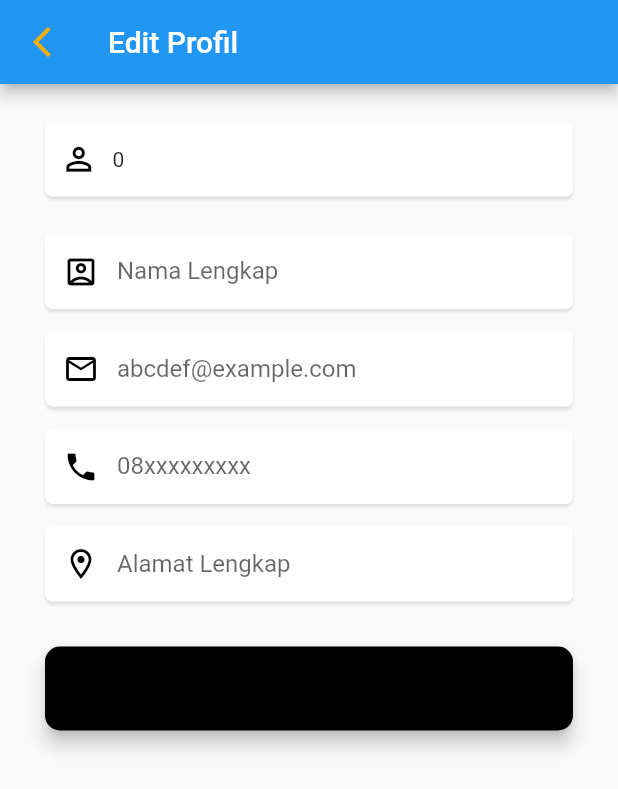
After one commit to achmadtaufiqhidayat/Prototype_MobileFramework_SF, a Flutter app: the editProf screen opened directly, on a phone screen of 412 x 824 dp. The commit adds this screen. Shown: the top 789 px of the screen. Run offline on Flutter 3.47's test engine with Material 2 defaults, Android fonts, the light colour scheme and no system bars; our stand-ins replace cool_alert, dropdown_button2, google_fonts, google_nav_bar, page_transition, smooth_page_indicator.

Commit message:
upload edit profil

```diff
--- a/prototype_mobile_sultanfarm/lib/view/Akad.dart
+++ b/prototype_mobile_sultanfarm/lib/view/Akad.dart
@@ -83,12 +83,12 @@ class _AkadState extends State<Akad> {
                   SizedBox(
                     height: 15,
                   ),
-                  // Text(
-                  //   "Jika sudah yakin, lakukan pembayaran pada nomor berikut\n 932-1642-8264-5783.\nKemudian kirimkan bukti pembayaran.",
-                  //   style: GoogleFonts.getFont("Poppins",
-                  //       color: Colors.black, fontSize: 16),
-                  //   textAlign: TextAlign.center,
-                  // ),
+                  Text(
+                    "Jika sudah yakin, lakukan pembayaran pada nomor berikut\n 932-1642-8264-5783.\nKemudian kirimkan bukti pembayaran di WhatsApp.",
+                    style: GoogleFonts.getFont("Poppins",
+                        color: Colors.black, fontSize: 16),
+                    textAlign: TextAlign.center,
+                  ),
                   SizedBox(
                     height: 100,
                   ),
@@ -142,10 +142,10 @@ class _AkadState extends State<Akad> {
                           CoolAlert.show(
                               backgroundColor: Color(0xFFFFAF00),
                               context: context,
-                              type: CoolAlertType.confirm,
-                              title: "Anda Yakin?",
+                              type: CoolAlertType.success,
+                              title: "Selamat",
                               text:
-                                  "Jika sudah yakin, lakukan pembayaran pada rekening berikut\n 932-1642-8264-5783.\n Kemudian kirimkan bukti pembayaran melalui WhatsApp.\nTunggu transaksi anda dikonfirmasi dan pantau di menu Monitoring",
+                                  "Permintaan sedang diproses, tunggu transaksi anda dikonfirmasi dan pantau di menu Monitoring",
                               onConfirmBtnTap: () {
                                 Navigator.push(
                                     context,
--- /dev/null
+++ b/prototype_mobile_sultanfarm/lib/view/EditProfil.dart
@@ -0,0 +1,253 @@
+import 'dart:convert';
+import 'package:flutter/material.dart';
+import 'package:http/http.dart' as http;
+
+class editProf extends StatefulWidget {
+  @override
+  State<editProf> createState() => _editProfState();
+}
+
+class _editProfState extends State<editProf> {
+  int iduser = 0;
+  var controllerNama = TextEditingController();
+  var controllerEmail = TextEditingController();
+  var controllerAlamat = TextEditingController();
+  var controllerNohp = TextEditingController();
+
+  @override
+  Widget build(BuildContext context) {
+    return new Scaffold(
+      appBar: new AppBar(
+        leading: IconButton(
+            onPressed: () {
+              Navigator.pop(context);
+            },
+            icon: Icon(Icons.arrow_back_ios_new)),
+        iconTheme: IconThemeData(color: Color(0xFFFFAF00)),
+        title: Text(
+          "Edit Profil",
+        ),
+        // backgroundColor: color_background,
+      ),
+      body: Padding(
+        padding: const EdgeInsets.symmetric(horizontal: 30.0),
+        child: ListView(
+          children: [
+            SizedBox(height: 25.0),
+            Container(
+              height: 50,
+              alignment: Alignment.centerLeft,
+              decoration: BoxDecoration(
+                  color: Colors.white,
+                  borderRadius: BorderRadius.circular(5),
+                  boxShadow: [
+                    BoxShadow(
+                      color: Colors.grey.shade300,
+                      blurRadius: 1,
+                      offset: Offset(0, 2),
+                    )
+                  ]),
+              child: Row(
+                children: [
+                  Column(
+                    children: [
+                      Padding(
+                        padding: const EdgeInsets.only(
+                            right: 10.0, left: 10.0, top: 12.5, bottom: 12.5),
+                        child: Icon(Icons.perm_identity_sharp,
+                            color: Colors.black, size: 25),
+                      ),
+                    ],
+                  ),
+                  Text.rich(
+                    TextSpan(
+                      text: iduser.toString(),
+                      // style: defaultText.headline6
+                      //     ?.apply(color: Color.fromRGBO(68, 93, 192, 1.0)),
+                    ),
+                  ),
+                ],
+              ),
+            ),
+            SizedBox(height: 25.0),
+            Container(
+              height: 50,
+              alignment: Alignment.centerLeft,
+              decoration: BoxDecoration(
+                  color: Colors.white,
+                  borderRadius: BorderRadius.circular(5),
+                  boxShadow: [
+                    BoxShadow(
+                      color: Colors.grey.shade300,
+                      blurRadius: 1,
+                      offset: Offset(0, 2),
+                    )
+                  ]),
+              child: TextFormField(
+                controller: controllerNama,
+                keyboardType: TextInputType.text,
+                style: TextStyle(color: Colors.black),
+                decoration: InputDecoration(
+                  border: InputBorder.none,
+                  contentPadding: EdgeInsets.only(top: 14),
+                  prefixIcon: Icon(
+                    Icons.account_box_outlined,
+                    color: Colors.black,
+                  ),
+                  hintText: 'Nama Lengkap',
+                  // hintStyle: defaultText.subtitle1
+                  //     ?.apply(color: Colors.grey.shade500),
+                ),
+              ),
+            ),
+            SizedBox(height: 15.0),
+            Container(
+              height: 50,
+              alignment: Alignment.centerLeft,
+              decoration: BoxDecoration(
+                  color: Colors.white,
+                  borderRadius: BorderRadius.circular(5),
+                  boxShadow: [
+                    BoxShadow(
+                      color: Colors.grey.shade300,
+                      blurRadius: 1,
+                      offset: Offset(0, 2),
+                    )
+                  ]),
+              child: TextField(
+                controller: controllerEmail,
+                keyboardType: TextInputType.emailAddress,
+                style: TextStyle(color: Colors.black),
+                decoration: InputDecoration(
+                  border: InputBorder.none,
+                  contentPadding: EdgeInsets.only(top: 14),
+                  prefixIcon: Icon(
+                    Icons.email_outlined,
+                    color: Colors.black,
+                  ),
+                  hintText: 'abcdef@example.com',
+                  // hintStyle: defaultText.subtitle1
+                  //     ?.apply(color: Colors.grey.shade500),
+                ),
+              ),
+            ),
+            // SizedBox(height: 15.0),
+            // Container(
+            //   alignment: Alignment.centerLeft,
+            //   decoration: BoxDecoration(
+            //     color: Colors.white,
+            //     borderRadius: BorderRadius.circular(5),
+            //     boxShadow: [
+            //       BoxShadow(
+            //           color: Colors.grey.shade300,
+            //           blurRadius: 1,
+            //           offset: Offset(0, 2))
+            //     ],
+            //   ),
+            //   height: 50,
+            //   child: TextField(
+            //     controller: controllerPassword,
+            //     obscureText: true,
+            //     style: TextStyle(color: color_font),
+            //     decoration: InputDecoration(
+            //         border: InputBorder.none,
+            //         contentPadding: EdgeInsets.only(top: 14),
+            //         prefixIcon: Icon(
+            //           Icons.vpn_key,
+            //           color: color_font,
+            //         ),
+            //         hintText: "Password",
+            //         hintStyle: defaultText.subtitle1
+            //             ?.apply(color: Colors.grey.shade500)),
+            //   ),
+            // ),
+            SizedBox(height: 15.0),
+            Container(
+              height: 50,
+              alignment: Alignment.centerLeft,
+              decoration: BoxDecoration(
+                  color: Colors.white,
+                  borderRadius: BorderRadius.circular(5),
+                  boxShadow: [
+                    BoxShadow(
+                      color: Colors.grey.shade300,
+                      blurRadius: 1,
+                      offset: Offset(0, 2),
+                    )
+                  ]),
+              child: TextField(
+                controller: controllerNohp,
+                keyboardType: TextInputType.text,
+                style: TextStyle(color: Colors.black),
+                decoration: InputDecoration(
+                  border: InputBorder.none,
+                  contentPadding: EdgeInsets.only(top: 14),
+                  prefixIcon: Icon(
+                    Icons.phone,
+                    color: Colors.black,
+                  ),
+                  hintText: '08xxxxxxxxx',
+                  // hintStyle: defaultText.subtitle1
+                  //     ?.apply(color: Colors.grey.shade500),
+                ),
+              ),
+            ),
+            SizedBox(height: 15.0),
+            Container(
+              height: 50,
+              alignment: Alignment.centerLeft,
+              decoration: BoxDecoration(
+                  color: Colors.white,
+                  borderRadius: BorderRadius.circular(5),
+                  boxShadow: [
+                    BoxShadow(
+                      color: Colors.grey.shade300,
+                      blurRadius: 1,
+                      offset: Offset(0, 2),
+                    )
+                  ]),
+              child: TextField(
+                controller: controllerAlamat,
+                keyboardType: TextInputType.text,
+                style: TextStyle(color: Colors.black),
+                decoration: InputDecoration(
+                  border: InputBorder.none,
+                  contentPadding: EdgeInsets.only(top: 14),
+                  prefixIcon: Icon(
+                    Icons.location_on_outlined,
+                    color: Colors.black,
+                  ),
+                  hintText: 'Alamat Lengkap',
+                  // hintStyle: defaultText.subtitle1
+                  //     ?.apply(color: Colors.grey.shade500),
+                ),
+              ),
+            ),
+            SizedBox(height: 30.0),
+            Container(
+              width: 150,
+              child: RaisedButton(
+                onPressed: () {
+                  editProf();
+                  // Navigator.of(context).push(new MaterialPageRoute(
+                  //     builder: (BuildContext context) => BottomNav()));
+                },
+                elevation: 5,
+                shape: RoundedRectangleBorder(
+                  borderRadius: BorderRadius.circular(10),
+                ),
+                color: Colors.black,
+                padding: EdgeInsets.all(20),
+                child: Text(
+                  "Simpan",
+                  //  style: defaultText.headline5?.apply(color: Colors.white),
+                ),
+              ),
+            ),
+          ],
+        ),
+      ),
+      // backgroundColor: color_background,
+    );
+  }
+}
--- a/prototype_mobile_sultanfarm/lib/view/Profil.dart
+++ b/prototype_mobile_sultanfarm/lib/view/Profil.dart
@@ -1,6 +1,8 @@
 import 'package:google_fonts/google_fonts.dart';
+import 'package:prototype_mobile_sultanfarm/loginPage.dart';
 import 'package:prototype_mobile_sultanfarm/model/ColorPallet.dart';
 import 'package:flutter/material.dart';
+import 'package:prototype_mobile_sultanfarm/view/EditProfil.dart';
 
 class ProfilePage1 extends StatefulWidget {
   const ProfilePage1({Key? key}) : super(key: key);
@@ -34,7 +36,12 @@ class _ProfilePage1State extends State<ProfilePage1> {
                     mainAxisAlignment: MainAxisAlignment.center,
                     children: [
                       FloatingActionButton.extended(
-                        onPressed: () {},
+                        onPressed: () {
+                          Navigator.push(
+                              context,
+                              MaterialPageRoute(
+                                  builder: (context) => editProf()));
+                        },
                         heroTag: 'edit',
                         elevation: 0,
                         label: const Text("EDIT"),
@@ -42,7 +49,12 @@ class _ProfilePage1State extends State<ProfilePage1> {
                       ),
                       const SizedBox(width: 16.0),
                       FloatingActionButton.extended(
-                        onPressed: () {},
+                        onPressed: () {
+                          Navigator.push(
+                              context,
+                              MaterialPageRoute(
+                                  builder: (context) => LoginPageWidget()));
+                        },
                         heroTag: 'logout',
                         elevation: 0,
                         backgroundColor: Colors.red,
```
